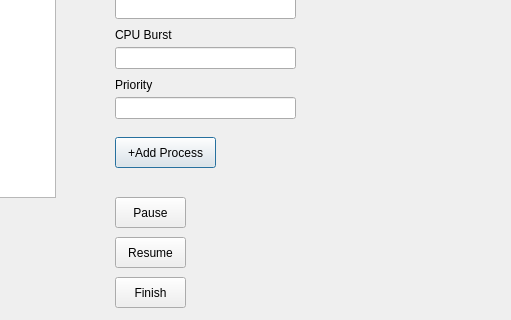
Above: qt_gui/secondwindow.ui from Sarah-Tarek/CPU-Scheduling-Algorithms before the change; both pictures show x 385 to 896 and y 223 to 543 of the 896 by 543 pixel window. Below: the same form after it.
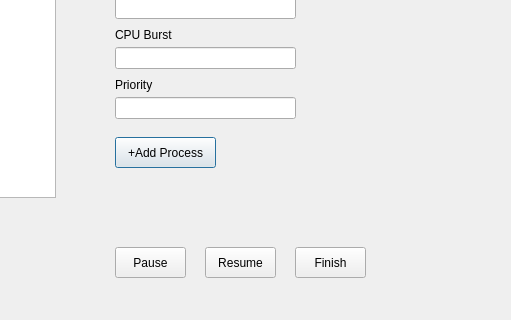
That is the form after the change.

```diff
--- a/qt_gui/secondwindow.ui
+++ b/qt_gui/secondwindow.ui
@@ -170,8 +170,8 @@
   <widget class="QPushButton" name="finishButton">
    <property name="geometry">
     <rect>
-     <x>500</x>
-     <y>500</y>
+     <x>680</x>
+     <y>470</y>
      <width>71</width>
      <height>31</height>
     </rect>
@@ -184,7 +184,7 @@
    <property name="geometry">
     <rect>
      <x>500</x>
-     <y>420</y>
+     <y>470</y>
      <width>71</width>
      <height>31</height>
     </rect>
@@ -196,8 +196,8 @@
   <widget class="QPushButton" name="resumeButton">
    <property name="geometry">
     <rect>
-     <x>500</x>
-     <y>460</y>
+     <x>590</x>
+     <y>470</y>
      <width>71</width>
      <height>31</height>
     </rect>
```
